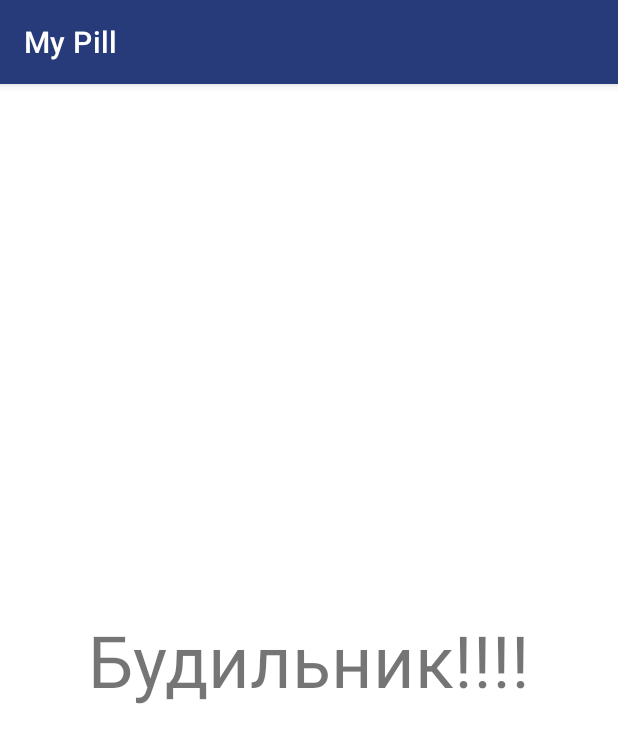
After one commit to TarkoAnna/MyPill2, an Android app: the AlarmActivity screen opened directly, with no data from a screen before it, on a phone screen of 412 x 824 dp. The commit adds this screen. Shown: the top 743 px of the screen. Run offline under Robolectric (Android 15) with nearby library versions, the phone set to English and light mode, and no system bars.

Commit message:
Будильник

```diff
--- a/app/src/main/AndroidManifest.xml
+++ b/app/src/main/AndroidManifest.xml
@@ -20,6 +20,10 @@
                 <category android:name="android.intent.category.LAUNCHER" />
             </intent-filter>
         </activity>
+
+        <activity
+            android:name=".AlarmActivity"
+            android:exported="true"></activity>
     </application>
 
 </manifest>
--- /dev/null
+++ b/app/src/main/java/com/diplom/mypill2/AlarmActivity.java
@@ -0,0 +1,75 @@
+package com.diplom.mypill2;
+
+
+
+
+
+import android.media.Ringtone;
+
+import android.media.RingtoneManager;
+
+import android.net.Uri;
+
+import android.os.Bundle;
+
+
+
+import androidx.annotation.Nullable;
+
+import androidx.appcompat.app.AppCompatActivity;
+
+
+
+public class AlarmActivity extends AppCompatActivity {
+
+
+
+    Ringtone ringtone;
+
+
+
+    @Override
+
+    protected void onCreate(@Nullable Bundle savedInstanceState){
+
+        super.onCreate(savedInstanceState);
+
+        setContentView(R.layout.activity_alarm);
+
+
+
+        Uri notificationUri = RingtoneManager.getDefaultUri(RingtoneManager.TYPE_ALARM);
+
+        ringtone = RingtoneManager.getRingtone(this, notificationUri);
+
+        if (ringtone == null){
+
+            notificationUri = RingtoneManager.getDefaultUri(RingtoneManager.TYPE_RINGTONE);
+
+            ringtone = RingtoneManager.getRingtone(this, notificationUri);
+
+        }
+
+        if (ringtone != null){
+
+            ringtone.play();
+
+        }
+
+    }
+
+    @Override
+
+    protected  void  onDestroy() {
+
+        if (ringtone != null && ringtone.isPlaying()){
+
+            ringtone.stop();;
+
+        }
+
+        super.onDestroy();
+
+    }
+
+}
--- /dev/null
+++ b/app/src/main/res/layout/activity_alarm.xml
@@ -0,0 +1,21 @@
+<?xml version="1.0" encoding="utf-8"?>
+<LinearLayout xmlns:android="http://schemas.android.com/apk/res/android"
+    xmlns:app="http://schemas.android.com/apk/res-auto"
+    xmlns:tools="http://schemas.android.com/tools"
+    android:layout_width="match_parent"
+    android:layout_height="match_parent"
+    android:orientation="vertical"
+    tools:context=".AlarmActivity">
+
+    <TextView
+
+        android:layout_width="match_parent"
+        android:layout_height="match_parent"
+        android:gravity="center"
+        android:text="Будильник!!!!"
+        android:textSize="48sp"/>
+
+
+
+
+</LinearLayout>
--- a/app/src/main/res/layout/fragment_calendar.xml
+++ b/app/src/main/res/layout/fragment_calendar.xml
@@ -107,5 +107,11 @@
 
     </LinearLayout>
 
+    <Button
+        android:id="@+id/alarm_button"
+        android:layout_width="match_parent"
+        android:layout_height="wrap_content"
+        android:text="Установить будильник"></Button>
+
 
 </LinearLayout>
--- a/app/src/main/res/navigation/mobile_navigation.xml
+++ b/app/src/main/res/navigation/mobile_navigation.xml
@@ -34,4 +34,5 @@
         android:name="com.diplom.mypill2.ui.calendar.CalendarFragment"
         android:label="@string/menu_calendar"
         tools:layout="@layout/fragment_calendar" />
+
 </navigation>
```
Also changed, not shown: app/src/main/java/com/diplom/mypill2/MainActivity.java (+93 -1 lines).
